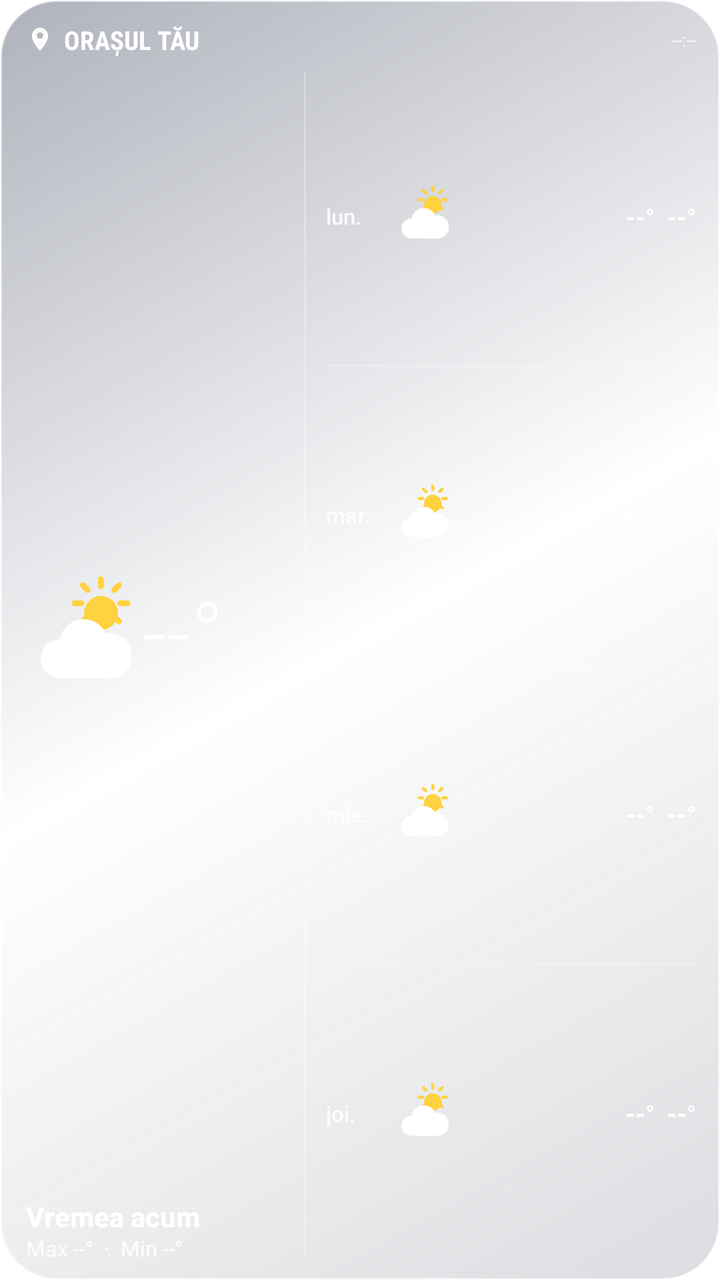
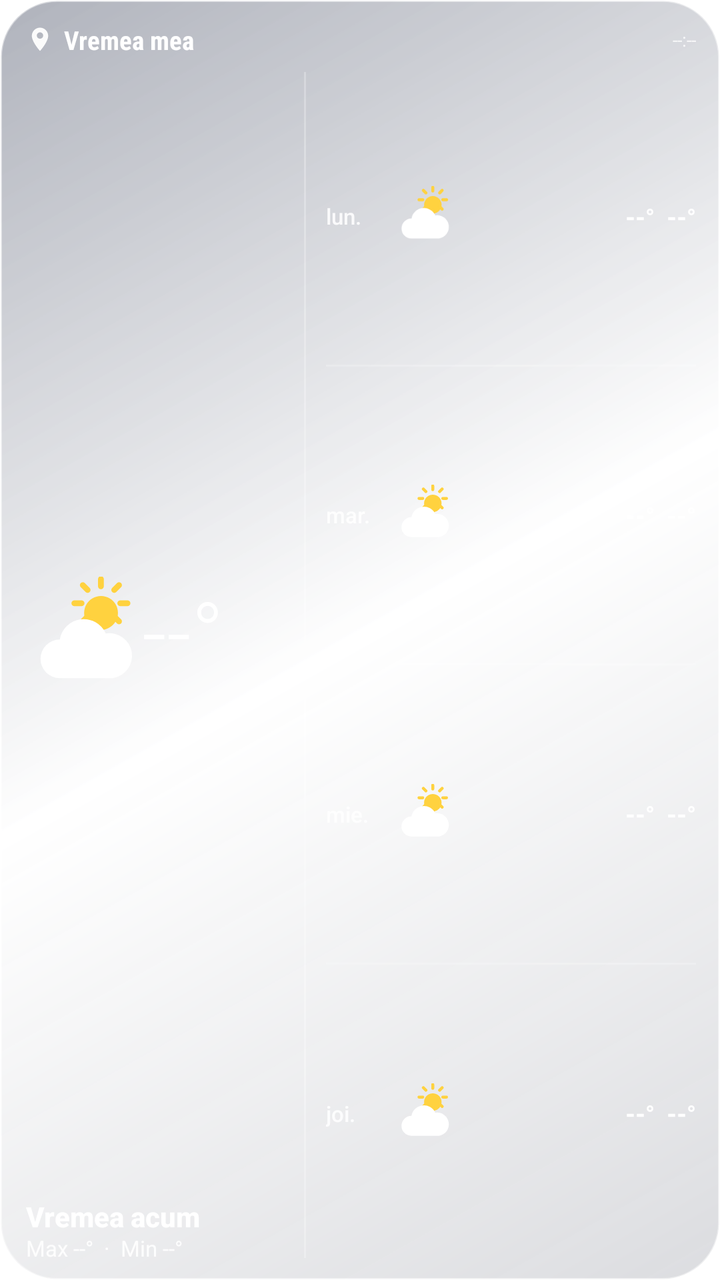

Compare the two renders of this Android layout. The source of the first and the diff that turns it into the second are given below.
<!-- AndroidManifest.xml: application theme android:Theme.Translucent.NoTitleBar -->
<!-- res/layout/widget_glass_medium.xml -->
<?xml version="1.0" encoding="utf-8"?>
<LinearLayout xmlns:android="http://schemas.android.com/apk/res/android"
    android:id="@+id/glass_root"
    android:layout_width="match_parent"
    android:layout_height="match_parent"
    android:background="@drawable/widget_transparent_shell"
    android:clipToOutline="true"
    android:orientation="vertical"
    android:paddingStart="13dp"
    android:paddingTop="9dp"
    android:paddingEnd="12dp"
    android:paddingBottom="9dp">

    <LinearLayout
        android:layout_width="match_parent"
        android:layout_height="22dp"
        android:gravity="center_vertical"
        android:orientation="horizontal">

        <TextView
            android:id="@+id/glass_oras"
            android:layout_width="0dp"
            android:layout_height="wrap_content"
            android:layout_weight="1"
            android:drawableStart="@drawable/ic_widget_location"
            android:drawablePadding="5dp"
            android:ellipsize="end"
            android:fontFamily="sans-serif-condensed"
            android:maxLines="1"
            android:text="ORAȘUL TĂU"
            android:textColor="#FFFFFFFF"
            android:textSize="13sp"
            android:textStyle="bold" />

        <TextView
            android:id="@+id/glass_warning"
            android:layout_width="wrap_content"
            android:layout_height="wrap_content"
            android:layout_marginEnd="6dp"
            android:background="@drawable/widget_warning_yellow"
            android:ellipsize="end"
            android:maxLines="1"
            android:paddingStart="6dp"
            android:paddingTop="2dp"
            android:paddingEnd="6dp"
            android:paddingBottom="2dp"
            android:text="! COD"
            android:textColor="#27313B"
            android:textSize="7sp"
            android:textStyle="bold"
            android:visibility="gone" />

        <TextView
            android:id="@+id/glass_actualizat"
            android:layout_width="wrap_content"
            android:layout_height="wrap_content"
            android:maxLines="1"
            android:text="--:--"
            android:textColor="#CFFFFFFF"
            android:textSize="9sp" />
    </LinearLayout>

    <LinearLayout
        android:layout_width="match_parent"
        android:layout_height="0dp"
        android:layout_marginTop="3dp"
        android:layout_weight="1"
        android:baselineAligned="false"
        android:orientation="horizontal">

        <LinearLayout
            android:layout_width="0dp"
            android:layout_height="match_parent"
            android:layout_weight="0.43"
            android:gravity="center_vertical"
            android:orientation="vertical"
            android:paddingEnd="7dp">

            <LinearLayout
                android:layout_width="match_parent"
                android:layout_height="0dp"
                android:layout_weight="1"
                android:gravity="center_vertical"
                android:orientation="horizontal">

                <ImageView
                    android:id="@+id/glass_icon"
                    android:layout_width="58dp"
                    android:layout_height="58dp"
                    android:contentDescription="Starea vremii"
                    android:src="@drawable/ic_w_partial" />

                <TextView
                    android:id="@+id/glass_temp"
                    android:layout_width="wrap_content"
                    android:layout_height="wrap_content"
                    android:fontFamily="sans-serif-light"
                    android:includeFontPadding="false"
                    android:maxLines="1"
                    android:text="--°"
                    android:textColor="#FFFFFFFF"
                    android:textSize="43sp" />
            </LinearLayout>

            <TextView
                android:id="@+id/glass_desc"
                android:layout_width="match_parent"
                android:layout_height="wrap_content"
                android:ellipsize="end"
                android:fontFamily="sans-serif-medium"
                android:includeFontPadding="false"
                android:maxLines="1"
                android:text="Vremea acum"
                android:textColor="#FFFFFFFF"
                android:textSize="14sp"
                android:textStyle="bold" />

            <TextView
                android:id="@+id/glass_maxmin"
                android:layout_width="match_parent"
                android:layout_height="wrap_content"
                android:layout_marginTop="1dp"
                android:ellipsize="end"
                android:includeFontPadding="false"
                android:maxLines="1"
                android:text="Max --°  ·  Min --°"
                android:textColor="#E6FFFFFF"
                android:textSize="11sp" />
        </LinearLayout>

        <TextView
            android:layout_width="1dp"
            android:layout_height="match_parent"
            android:layout_marginTop="2dp"
            android:layout_marginBottom="2dp"
            android:background="#42FFFFFF" />

        <LinearLayout
            android:layout_width="0dp"
            android:layout_height="match_parent"
            android:layout_marginStart="10dp"
            android:layout_weight="0.57"
            android:orientation="vertical">

            <LinearLayout
                android:layout_width="match_parent"
                android:layout_height="0dp"
                android:layout_weight="1"
                android:gravity="center_vertical"
                android:orientation="horizontal">
                <TextView android:id="@+id/glass_day1_name" android:layout_width="34dp" android:layout_height="wrap_content" android:fontFamily="sans-serif-medium" android:maxLines="1" android:text="lun." android:textColor="#DDFFFFFF" android:textSize="11sp" />
                <ImageView android:id="@+id/glass_day1_icon" android:layout_width="30dp" android:layout_height="30dp" android:contentDescription="Prognoză" android:src="@drawable/ic_w_partial" />
                <TextView android:id="@+id/glass_day1_temp" android:layout_width="0dp" android:layout_height="wrap_content" android:layout_weight="1" android:fontFamily="sans-serif-medium" android:gravity="end" android:maxLines="1" android:text="--°  --°" android:textColor="#FFFFFFFF" android:textSize="12sp" android:textStyle="bold" />
            </LinearLayout>
            <TextView android:layout_width="match_parent" android:layout_height="1dp" android:background="#32FFFFFF" />
            <LinearLayout
                android:layout_width="match_parent"
                android:layout_height="0dp"
                android:layout_weight="1"
                android:gravity="center_vertical"
                android:orientation="horizontal">
                <TextView android:id="@+id/glass_day2_name" android:layout_width="34dp" android:layout_height="wrap_content" android:fontFamily="sans-serif-medium" android:maxLines="1" android:text="mar." android:textColor="#DDFFFFFF" android:textSize="11sp" />
                <ImageView android:id="@+id/glass_day2_icon" android:layout_width="30dp" android:layout_height="30dp" android:contentDescription="Prognoză" android:src="@drawable/ic_w_partial" />
                <TextView android:id="@+id/glass_day2_temp" android:layout_width="0dp" android:layout_height="wrap_content" android:layout_weight="1" android:fontFamily="sans-serif-medium" android:gravity="end" android:maxLines="1" android:text="--°  --°" android:textColor="#FFFFFFFF" android:textSize="12sp" android:textStyle="bold" />
            </LinearLayout>
            <TextView android:layout_width="match_parent" android:layout_height="1dp" android:background="#32FFFFFF" />
            <LinearLayout
                android:layout_width="match_parent"
                android:layout_height="0dp"
                android:layout_weight="1"
                android:gravity="center_vertical"
                android:orientation="horizontal">
                <TextView android:id="@+id/glass_day3_name" android:layout_width="34dp" android:layout_height="wrap_content" android:fontFamily="sans-serif-medium" android:maxLines="1" android:text="mie." android:textColor="#DDFFFFFF" android:textSize="11sp" />
                <ImageView android:id="@+id/glass_day3_icon" android:layout_width="30dp" android:layout_height="30dp" android:contentDescription="Prognoză" android:src="@drawable/ic_w_partial" />
                <TextView android:id="@+id/glass_day3_temp" android:layout_width="0dp" android:layout_height="wrap_content" android:layout_weight="1" android:fontFamily="sans-serif-medium" android:gravity="end" android:maxLines="1" android:text="--°  --°" android:textColor="#FFFFFFFF" android:textSize="12sp" android:textStyle="bold" />
            </LinearLayout>
            <TextView android:layout_width="match_parent" android:layout_height="1dp" android:background="#32FFFFFF" />
            <LinearLayout
                android:layout_width="match_parent"
                android:layout_height="0dp"
                android:layout_weight="1"
                android:gravity="center_vertical"
                android:orientation="horizontal">
                <TextView android:id="@+id/glass_day4_name" android:layout_width="34dp" android:layout_height="wrap_content" android:fontFamily="sans-serif-medium" android:maxLines="1" android:text="joi." android:textColor="#DDFFFFFF" android:textSize="11sp" />
                <ImageView android:id="@+id/glass_day4_icon" android:layout_width="30dp" android:layout_height="30dp" android:contentDescription="Prognoză" android:src="@drawable/ic_w_partial" />
                <TextView android:id="@+id/glass_day4_temp" android:layout_width="0dp" android:layout_height="wrap_content" android:layout_weight="1" android:fontFamily="sans-serif-medium" android:gravity="end" android:maxLines="1" android:text="--°  --°" android:textColor="#FFFFFFFF" android:textSize="12sp" android:textStyle="bold" />
            </LinearLayout>
        </LinearLayout>
    </LinearLayout>
</LinearLayout>
<!-- resources referenced by this layout -->
<resources>
  <!-- drawable ic_w_partial (drawable) -->
  <vector xmlns:android="http://schemas.android.com/apk/res/android"
      android:width="48dp" android:height="48dp" android:viewportWidth="48" android:viewportHeight="48">
      <path android:fillColor="#FFD23F" android:pathData="M31,8a7,7 0 1,0 0.1,0z"/>
      <path android:strokeColor="#FFD23F" android:strokeWidth="2.4" android:strokeLineCap="round"
          android:pathData="M31,1v3 M31,19v3 M20,11h3 M39,11h3 M23.5,3.5l2,2 M36.5,16.5l2,2 M38.5,3.5l-2,2 M25.5,16.5l-2,2"/>
      <path android:fillColor="#FFFFFF"
          android:pathData="M14,42a8,8 0 0,1 0,-16 10,10 0 0,1 19,-2.5 8,8 0 0,1 3,18.5z"/>
  </vector>
  <!-- drawable ic_widget_location (drawable) -->
  <vector xmlns:android="http://schemas.android.com/apk/res/android" android:width="14dp" android:height="14dp" android:viewportWidth="24" android:viewportHeight="24">
      <path android:fillColor="#F2FFFFFF" android:pathData="M12,2C8.13,2 5,5.13 5,9c0,5.25 7,13 7,13s7,-7.75 7,-13c0,-3.87 -3.13,-7 -7,-7zM12,11.5A2.5,2.5 0,1 1,12,6a2.5,2.5 0,0 1,0,5.5z" />
  </vector>
  <!-- drawable widget_transparent_shell (drawable) -->
  <?xml version="1.0" encoding="utf-8"?>
  <shape xmlns:android="http://schemas.android.com/apk/res/android" android:shape="rectangle">
      <corners android:radius="28dp" />
      <gradient
          android:angle="315"
          android:startColor="#5208122F"
          android:centerColor="#2EFFFFFF"
          android:endColor="#24030A22" />
      <stroke android:width="1dp" android:color="#78FFFFFF" />
      <padding android:left="1dp" android:top="1dp" android:right="1dp" android:bottom="1dp" />
  </shape>
  <!-- drawable widget_warning_yellow (drawable) -->
  <?xml version="1.0" encoding="utf-8"?>
  <shape xmlns:android="http://schemas.android.com/apk/res/android" android:shape="rectangle">
      <corners android:radius="12dp" />
      <solid android:color="#FFFFD34F" />
  </shape>
</resources>

<!-- the commit's change to res/layout/widget_glass_medium.xml (unified diff, before → after) -->
@@ -27,7 +27,7 @@
             android:ellipsize="end"
             android:fontFamily="sans-serif-condensed"
             android:maxLines="1"
-            android:text="ORAȘUL TĂU"
+            android:text="@string/widget_preview_city"
             android:textColor="#FFFFFFFF"
             android:textSize="13sp"
             android:textStyle="bold" />
<!-- resource entries referenced after the edit -->
@@ -31,5 +31,6 @@
       <corners android:radius="12dp" />
       <solid android:color="#FFFFD34F" />
   </shape>
+  <string name="widget_preview_city">Vremea mea</string>
 </resources>
 
